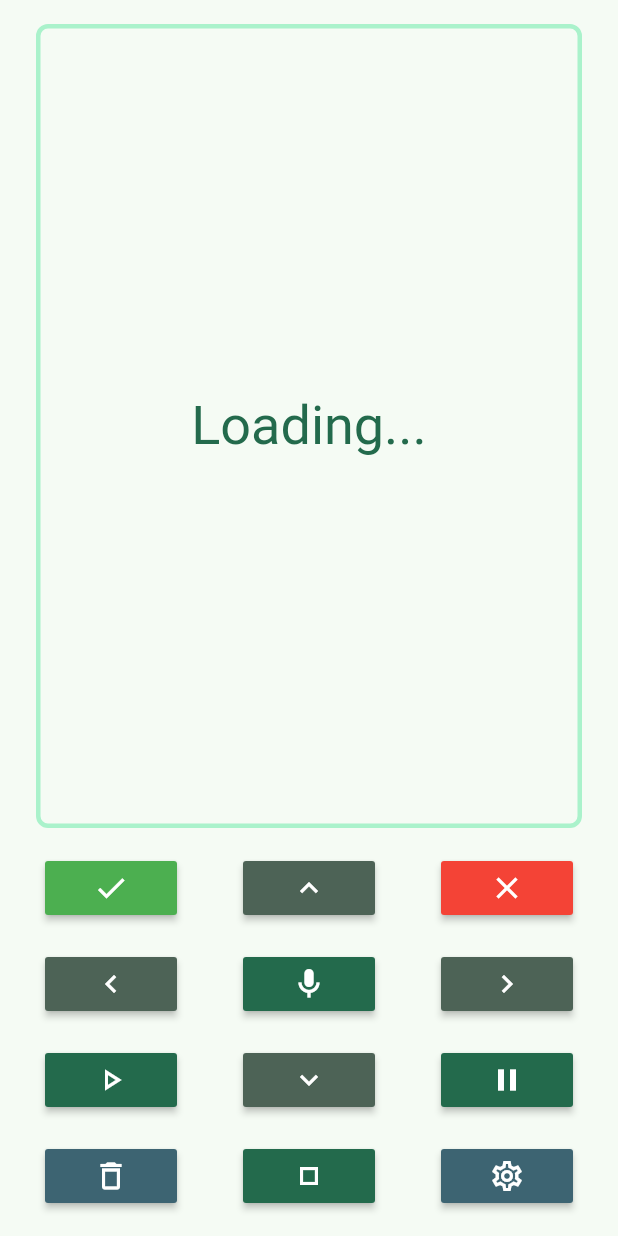
After one commit to Greateapot/TeaTone, a Flutter app: the screen it shows after launch, after a tap on the "mic" icon, on a phone screen of 412 x 824 dp. The commit adds this screen. Run offline on Flutter 3.47's test engine with Material 3 defaults, Android fonts, the phone set to English and light mode, and no system bars; our stand-ins replace audioplayers, bloc, equatable, flutter_bloc; missing offline and left inert: record, window_manager.

Commit message:
record_selector, case states RW, loading view, resume events removed

```diff
--- a/lib/case/view/case_view.dart
+++ b/lib/case/view/case_view.dart
@@ -60,16 +60,16 @@ class CaseView extends StatelessWidget {
                     width: 3.0,
                   ),
                 ),
+                child: SizedBox.expand(
                   child: BlocBuilder<CaseBloc, CaseState>(
                     builder: (context, state) => switch (state) {
                       CaseInitial() => const HomeView(),
                       CaseRecorderRunInProgress() => const RecorderView(),
-                    CaseRecorderRunPause() => const RecorderView(),
                       CasePlayerRunInProgress() => const PlayerView(),
-                    CasePlayerRunPause() => const PlayerView(),
-                    CasePlayerRecordSelecting() => const RecordSelectorView(),
-                    CaseDeletingRecordSelecting() => const RecordSelectorView(),
+                      CaseRecordSelectorRunInProgress() =>
+                        const RecordSelectorView(),
                     },
+                  ),
                 ),
               ),
             ),
--- a/lib/player/bloc/player_event.dart
+++ b/lib/player/bloc/player_event.dart
@@ -17,9 +17,9 @@ final class PlayerPaused extends PlayerEvent {
   const PlayerPaused();
 }
 
-final class PlayerResumed extends PlayerEvent {
-  const PlayerResumed();
-}
+// final class PlayerResumed extends PlayerEvent {
+//   const PlayerResumed();
+// }
 
 final class PlayerStopped extends PlayerEvent {
   const PlayerStopped();
--- a/lib/player/view/player_view.dart
+++ b/lib/player/view/player_view.dart
@@ -1,6 +1,7 @@
 import 'package:flutter/material.dart';
 import 'package:flutter_bloc/flutter_bloc.dart';
 import 'package:teatone/player/player.dart';
+import 'package:teatone/shared/shared.dart';
 
 part 'player_run_in_progress_view.dart';
 part 'player_run_pause_view.dart';
@@ -12,7 +13,7 @@ class PlayerView extends StatelessWidget {
   Widget build(BuildContext context) {
     return BlocBuilder<PlayerBloc, PlayerState>(
       builder: (context, state) => switch (state) {
-        PlayerInitial() => const SizedBox(),
+        PlayerInitial() => const LoadingView(),
         PlayerRunInProgress() => const PlayerRunInProgressView(),
         PlayerRunPause() => const PlayerRunPauseView(),
       },
--- a/lib/record_selector/bloc/record_selector_event.dart
+++ b/lib/record_selector/bloc/record_selector_event.dart
@@ -6,3 +6,31 @@ sealed class RecordSelectorEvent extends Equatable {
   @override
   List<Object> get props => [];
 }
+
+final class RecordSelectorStarted extends RecordSelectorEvent {
+  /// on play/delete pressed (two-phased events)
+  const RecordSelectorStarted();
+}
+
+final class RecordSelectorPreviousSelected extends RecordSelectorEvent {
+  /// on down pressed
+  const RecordSelectorPreviousSelected();
+}
+
+final class RecordSelectorNextSelected extends RecordSelectorEvent {
+  /// on up pressed
+  const RecordSelectorNextSelected();
+}
+
+final class RecordSelectorSelectingCanceled extends RecordSelectorEvent {
+  /// on cancel pressed
+  const RecordSelectorSelectingCanceled();
+}
+
+final class RecordSelectorSelectingCompleted extends RecordSelectorEvent {
+  /// on confirm pressed
+  const RecordSelectorSelectingCompleted([this.callback]);
+
+  /// called with selected record
+  final void Function(dynamic)? callback;
+}
--- a/lib/record_selector/bloc/record_selector_state.dart
+++ b/lib/record_selector/bloc/record_selector_state.dart
@@ -4,7 +4,35 @@ sealed class RecordSelectorState extends Equatable {
   const RecordSelectorState();
 
   @override
-  List<Object> get props => [];
+  List<Object?> get props => [];
 }
 
-final class RecordSelectorInitial extends RecordSelectorState {}
+final class RecordSelectorInitial extends RecordSelectorState {
+  /// Состояние для простоя
+  /// (чтобы не держать список записей всегда подгруженным).
+  const RecordSelectorInitial();
+}
+
+final class RecordSelectorStorageIsEmpty extends RecordSelectorState {
+  /// Состояние для отображения сообщения об отсутствии записей на накопителе
+  const RecordSelectorStorageIsEmpty();
+}
+
+final class RecordSelectorProcessing extends RecordSelectorState {
+  const RecordSelectorProcessing({
+    required this.records,
+    required this.selectedIndex,
+  });
+
+  final List<dynamic> records;
+  final int selectedIndex;
+
+  RecordSelectorProcessing copyWith(int selectedIndex) =>
+      RecordSelectorProcessing(
+        records: records,
+        selectedIndex: selectedIndex,
+      );
+
+  @override
+  List<Object?> get props => [records, selectedIndex];
+}
--- a/lib/recorder/bloc/recorder_event.dart
+++ b/lib/recorder/bloc/recorder_event.dart
@@ -15,9 +15,9 @@ final class RecorderPaused extends RecorderEvent {
   const RecorderPaused();
 }
 
-final class RecorderResumed extends RecorderEvent {
-  const RecorderResumed();
-}
+// final class RecorderResumed extends RecorderEvent {
+//   const RecorderResumed();
+// }
 
 final class RecorderStopped extends RecorderEvent {
   const RecorderStopped();
--- a/lib/recorder/view/recorder_view.dart
+++ b/lib/recorder/view/recorder_view.dart
@@ -13,7 +13,7 @@ class RecorderView extends StatelessWidget {
   Widget build(BuildContext context) {
     return BlocBuilder<RecorderBloc, RecorderState>(
       builder: (context, state) => switch (state) {
-        RecorderInitial() => const SizedBox.expand(),
+        RecorderInitial() => const LoadingView(),
         RecorderRunInProgress() => RecorderInProgressView(state.duration),
         RecorderRunPause() => RecorderPausedView(state.duration),
       },
--- a/lib/shared/shared.dart
+++ b/lib/shared/shared.dart
@@ -1 +1,2 @@
 export 'widgets/widgets.dart';
+export 'view/view.dart';
--- /dev/null
+++ b/lib/shared/view/loading_view.dart
@@ -0,0 +1,21 @@
+part of 'view.dart';
+
+class LoadingView extends StatelessWidget {
+  const LoadingView({super.key});
+
+  @override
+  Widget build(BuildContext context) {
+    final textTheme = Theme.of(context).textTheme;
+    final colorScheme = Theme.of(context).colorScheme;
+
+    return Center(
+      child: Text(
+        'Loading...',
+        style: textTheme.displaySmall?.copyWith(
+          color: colorScheme.primary,
+        ),
+        textAlign: TextAlign.center,
+      ),
+    );
+  }
+}
--- /dev/null
+++ b/lib/shared/view/view.dart
@@ -0,0 +1,3 @@
+import 'package:flutter/material.dart';
+
+part 'loading_view.dart';
```
Also changed, not shown: lib/case/bloc/case_bloc.dart (+53 -40 lines), lib/case/bloc/case_state.dart (+6 -38 lines), lib/player/bloc/player_bloc.dart (+35 -30 lines), lib/record_selector/bloc/record_selector_bloc.dart (+125 -5 lines), lib/record_selector/view/record_selector_processing_view.dart (added, +104 -0 lines), lib/record_selector/view/record_selector_storage_is_empty_view.dart (added, +24 -0 lines), lib/record_selector/view/record_selector_view.dart (+12 -1 lines), lib/recorder/bloc/recorder_bloc.dart (+33 -27 lines). Lines whose indentation alone changed are shown as unchanged.
